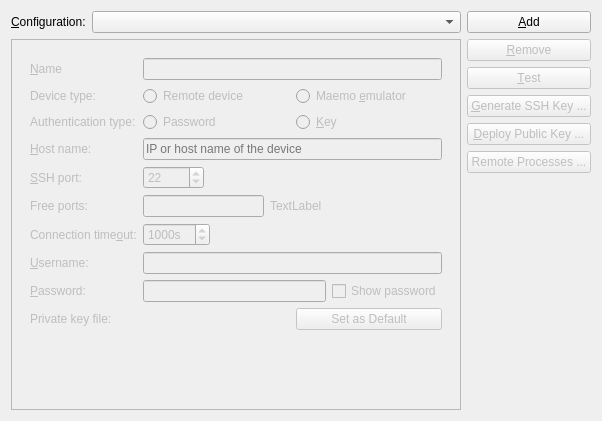
First picture: the form in src/plugins/qt4projectmanager/qt-maemo/maemodeviceconfigurationssettingswidget.ui, repository qt-creator/qt-creator, before the edit.
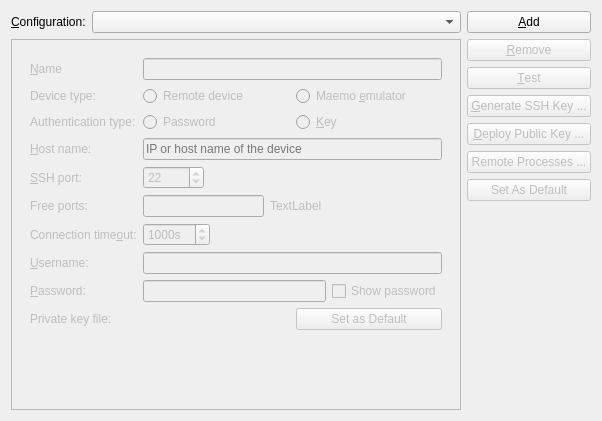
Second picture: the form after the edit. Custom widgets are drawn as their Qt base class.

Commit message:
Maemo: Allow user to set default device configuration.
Task-number: QTCREATORBUG-3486

Patch:
```diff
--- a/src/plugins/qt4projectmanager/qt-maemo/maemodeviceconfigurationssettingswidget.ui
+++ b/src/plugins/qt4projectmanager/qt-maemo/maemodeviceconfigurationssettingswidget.ui
@@ -422,6 +422,16 @@
        </property>
       </widget>
      </item>
+     <item>
+      <widget class="QPushButton" name="defaultDeviceButton">
+       <property name="enabled">
+        <bool>false</bool>
+       </property>
+       <property name="text">
+        <string>Set As Default</string>
+       </property>
+      </widget>
+     </item>
      <item>
       <spacer name="verticalSpacer">
        <property name="orientation">
```
The commit also changes 4 other files.
